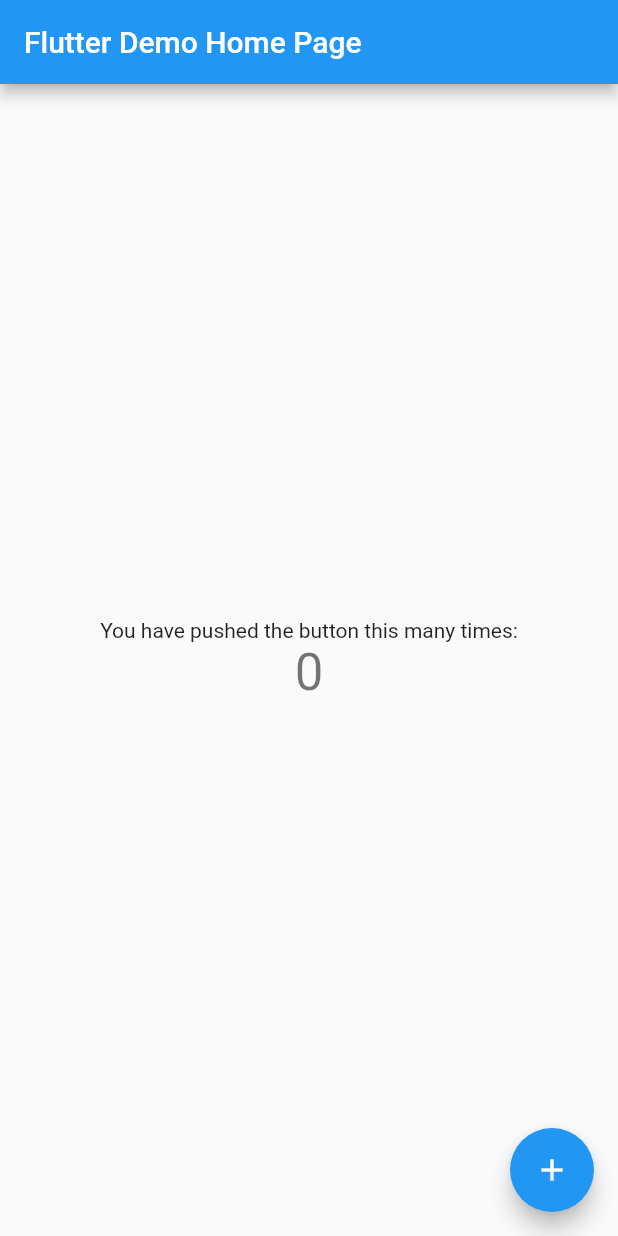
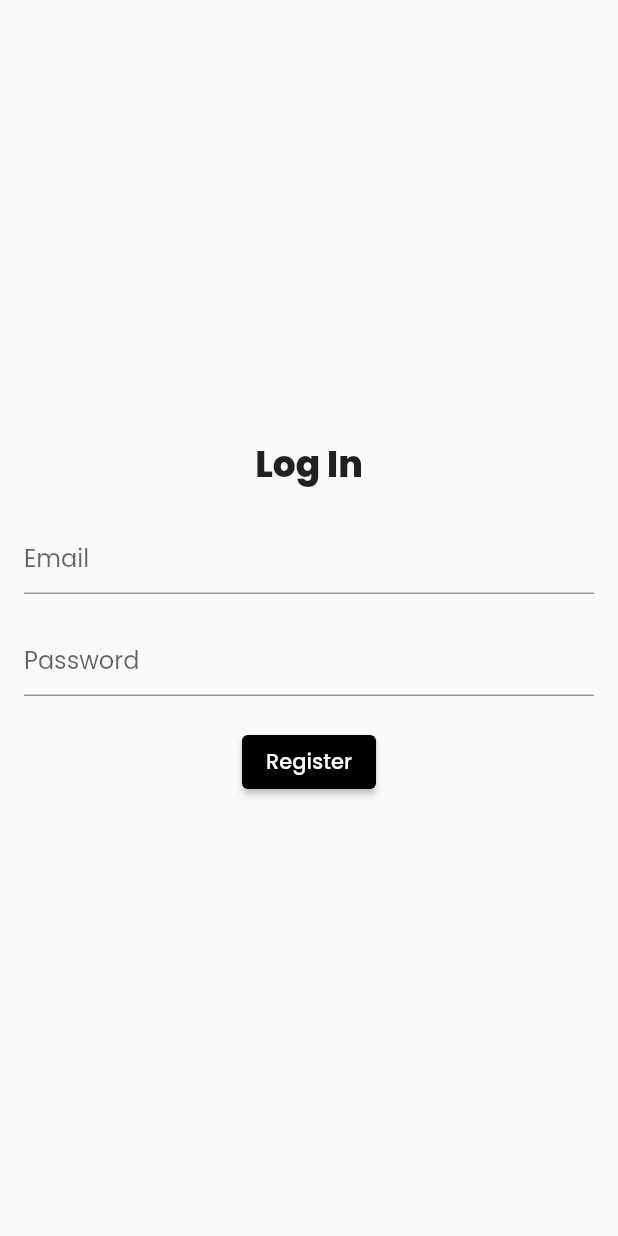
Before and after one commit to pvictorcosmo/Make-My-Party, a Flutter app: the screen it shows after launch, on a phone screen of 412 x 824 dp. Run offline on Flutter 3.47's test engine with Material 2 defaults, Android fonts, the phone set to English and light mode, and no system bars; our stand-ins replace firebase_auth, firebase_core, google_fonts; accounts and stored records are empty.

Commit message:
adicionar firebase no app

```diff
--- /dev/null
+++ b/lib/firebase/auth.dart
@@ -0,0 +1,24 @@
+import 'package:firebase_auth/firebase_auth.dart';
+
+class Auth {
+//Creating new instance of firebase auth
+  final FirebaseAuth _auth = FirebaseAuth.instance;
+
+  Future<void> registerWithEmailAndPassword(
+      String email, String password) async {
+    final user = await _auth.createUserWithEmailAndPassword(
+      email: email,
+      password: password,
+    );
+
+    // you can also store the user in Database
+  }
+
+  Future<void> signInWithEmailAndPassword(String email, String password) async {
+    final user = await _auth.signInWithEmailAndPassword(
+      email: email,
+      password: password,
+    );
+    // you can also store the user in Database
+  }
+}
--- a/lib/main.dart
+++ b/lib/main.dart
@@ -1,6 +1,18 @@
+import 'package:firebase_auth/firebase_auth.dart';
+import 'package:firebase_core/firebase_core.dart';
 import 'package:flutter/material.dart';
+import 'package:google_fonts/google_fonts.dart';
 
-void main() {
+import 'firebase/auth.dart';
+import 'firebase/firebase_options.dart';
+
+void main() async {
+  WidgetsFlutterBinding.ensureInitialized();
+
+  await Firebase.initializeApp(
+    options: DefaultFirebaseOptions.currentPlatform,
+  );
+
   runApp(const MyApp());
 }
 
@@ -11,105 +23,169 @@
   @override
   Widget build(BuildContext context) {
     return MaterialApp(
-      title: 'Flutter Demo',
+      debugShowCheckedModeBanner: false,
+      title: 'Firebase Auth',
       theme: ThemeData(
-        // This is the theme of your application.
-        //
-        // Try running your application with "flutter run". You'll see the
-        // application has a blue toolbar. Then, without quitting the app, try
-        // changing the primarySwatch below to Colors.green and then invoke
-        // "hot reload" (press "r" in the console where you ran "flutter run",
-        // or simply save your changes to "hot reload" in a Flutter IDE).
-        // Notice that the counter didn't reset back to zero; the application
-        // is not restarted.
+        textTheme: GoogleFonts.poppinsTextTheme(Theme.of(context).textTheme),
         primarySwatch: Colors.blue,
       ),
-      home: const MyHomePage(title: 'Flutter Demo Home Page'),
+      home: StreamBuilder<User?>(
+        stream: FirebaseAuth.instance.authStateChanges(),
+        builder: (context, snapshot) {
+          if (snapshot.hasData) {
+            return HomeScreen();
+          } else {
+            return const AuthScreen();
+          }
+        },
+      ),
     );
   }
 }
 
-class MyHomePage extends StatefulWidget {
-  const MyHomePage({super.key, required this.title});
-
-  // This widget is the home page of your application. It is stateful, meaning
-  // that it has a State object (defined below) that contains fields that affect
-  // how it looks.
-
-  // This class is the configuration for the state. It holds the values (in this
-  // case the title) provided by the parent (in this case the App widget) and
-  // used by the build method of the State. Fields in a Widget subclass are
-  // always marked "final".
-
-  final String title;
+class AuthScreen extends StatefulWidget {
+  const AuthScreen({super.key});
 
   @override
-  State<MyHomePage> createState() => _MyHomePageState();
+  State<AuthScreen> createState() => _AuthScreenState();
 }
 
-class _MyHomePageState extends State<MyHomePage> {
-  int _counter = 0;
+class _AuthScreenState extends State<AuthScreen> {
+  final bool _isLogin = false;
+  bool _loading = false;
+  final _formKey = GlobalKey<FormState>();
+  final TextEditingController _emailController = TextEditingController();
+  final TextEditingController _passwordController = TextEditingController();
 
-  void _incrementCounter() {
-    setState(() {
-      // This call to setState tells the Flutter framework that something has
-      // changed in this State, which causes it to rerun the build method below
-      // so that the display can reflect the updated values. If we changed
-      // _counter without calling setState(), then the build method would not be
-      // called again, and so nothing would appear to happen.
-      _counter++;
-    });
+  handleSubmit() async {
+    if (!_formKey.currentState!.validate()) return;
+    final email = _emailController.value.text;
+    final password = _passwordController.value.text;
+
+    setState(() => _loading = true);
+
+    //Check if is login or register
+    if (_isLogin) {
+      await Auth().signInWithEmailAndPassword(email, password);
+    } else {
+      await Auth().registerWithEmailAndPassword(email, password);
+    }
+
+    setState(() => _loading = false);
   }
 
   @override
   Widget build(BuildContext context) {
-    // This method is rerun every time setState is called, for instance as done
-    // by the _incrementCounter method above.
-    //
-    // The Flutter framework has been optimized to make rerunning build methods
-    // fast, so that you can just rebuild anything that needs updating rather
-    // than having to individually change instances of widgets.
     return Scaffold(
-      appBar: AppBar(
-        // Here we take the value from the MyHomePage object that was created by
-        // the App.build method, and use it to set our appbar title.
-        title: Text(widget.title),
-      ),
-      body: Center(
-        // Center is a layout widget. It takes a single child and positions it
-        // in the middle of the parent.
-        child: Column(
-          // Column is also a layout widget. It takes a list of children and
-          // arranges them vertically. By default, it sizes itself to fit its
-          // children horizontally, and tries to be as tall as its parent.
-          //
-          // Invoke "debug painting" (press "p" in the console, choose the
-          // "Toggle Debug Paint" action from the Flutter Inspector in Android
-          // Studio, or the "Toggle Debug Paint" command in Visual Studio Code)
-          // to see the wireframe for each widget.
-          //
-          // Column has various properties to control how it sizes itself and
-          // how it positions its children. Here we use mainAxisAlignment to
-          // center the children vertically; the main axis here is the vertical
-          // axis because Columns are vertical (the cross axis would be
-          // horizontal).
-          mainAxisAlignment: MainAxisAlignment.center,
-          children: <Widget>[
-            const Text(
-              'You have pushed the button this many times:',
+      body: SafeArea(
+        child: Padding(
+          padding: const EdgeInsets.all(16.0),
+          child: Form(
+            //Add form to key to the Form Widget
+            key: _formKey,
+            child: Column(
+              mainAxisAlignment: MainAxisAlignment.center,
+              crossAxisAlignment: CrossAxisAlignment.center,
+              children: [
+                const Text(
+                  "Log In",
+                  style: TextStyle(fontSize: 24, fontWeight: FontWeight.w800),
+                ),
+                const SizedBox(
+                  height: 20,
+                ),
+                TextFormField(
+                  //Assign controller
+                  controller: _emailController,
+                  validator: (value) {
+                    if (value == null || value.isEmpty) {
+                      return 'Please enter your email';
+                    }
+                    return null;
+                  },
+                  decoration: const InputDecoration(
+                    hintText: 'Email',
+                    focusColor: Colors.black,
+                    focusedBorder: UnderlineInputBorder(
+                      borderSide: BorderSide(
+                        color: Colors.black,
+                        width: 2,
+                      ),
+                    ),
+                  ),
+                ),
+                const SizedBox(
+                  height: 20,
+                ),
+                TextFormField(
+                  //Assign controller
+                  controller: _passwordController,
+                  obscureText: true,
+                  validator: (value) {
+                    if (value == null || value.isEmpty) {
+                      return 'Please enter your password';
+                    }
+                    return null;
+                  },
+                  decoration: const InputDecoration(
+                    hintText: 'Password',
+                    focusedBorder: UnderlineInputBorder(
+                      borderSide: BorderSide(
+                        color: Colors.black,
+                        width: 2,
+                      ),
+                    ),
+                  ),
+                ),
+                const SizedBox(height: 20),
+                ElevatedButton(
+                  style: ElevatedButton.styleFrom(
+                    backgroundColor: Colors.black,
+                  ),
+                  onPressed: () => handleSubmit(),
+                  child: _loading
+                      ? const SizedBox(
+                          width: 20,
+                          height: 20,
+                          child: CircularProgressIndicator(
+                            color: Colors.white,
+                            strokeWidth: 2,
+                          ),
+                        )
+                      : Text(_isLogin ? 'Login' : 'Register'),
+                ),
+              ],
             ),
-            Text(
-              '$_counter',
-              style: Theme.of(context).textTheme.headlineMedium,
-            ),
-          ],
+          ),
         ),
       ),
-      floatingActionButton: FloatingActionButton(
-        onPressed: _incrementCounter,
-        tooltip: 'Increment',
-        child: const Icon(Icons.add),
-      ), // This trailing comma makes auto-formatting nicer for build methods.
     );
   }
 }
+
+class HomeScreen extends StatelessWidget {
+  @override
+  Widget build(BuildContext context) {
+    return Scaffold(
+      appBar: AppBar(
+        title: Text('Home Screen'),
+        backgroundColor: Colors.black,
+      ),
+      body: Padding(
+        padding: const EdgeInsets.all(16.0),
+        child: Center(
+          child: ElevatedButton(
+            onPressed: () {
+              //Use this to Log Out user
+              FirebaseAuth.instance.signOut();
+            },
+            style: ElevatedButton.styleFrom(
+              backgroundColor: Colors.black,
+            ),
+            child: Text('Sign Out'),
+          ),
+        ),
+      ),
+    );
+  }
+}
```
Also changed, not shown: pubspec.yaml (+7 -0 lines), analysis_options.yaml (line endings or trailing spaces), lib/firebase/firebase_options.dart (added), pubspec.lock, 87 other files.
